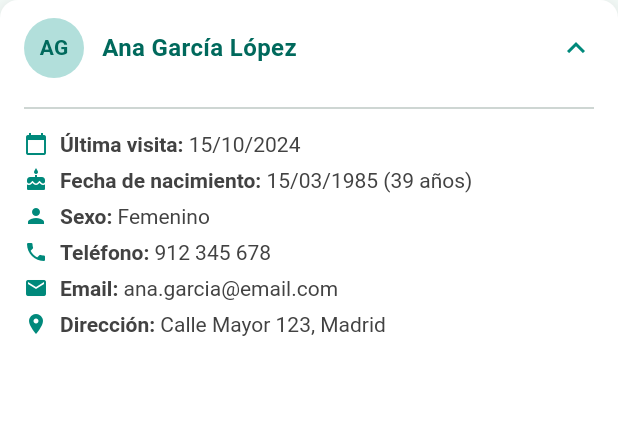
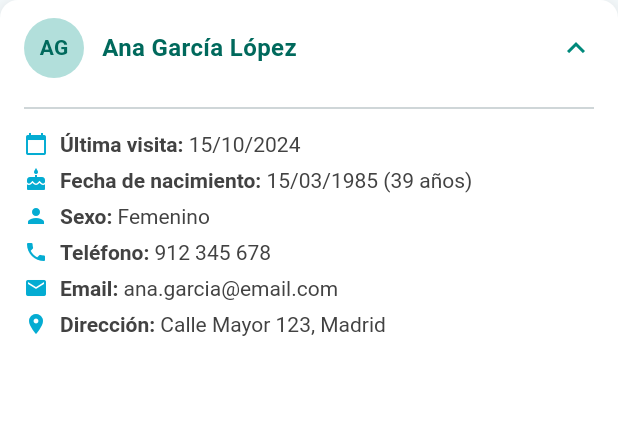
Before and after one commit to a-fernandez21/screens_fisiomap, a Flutter app: the PatientInfoContainer widget shown alone on an empty page, opened directly with sample values from the repository, on a phone screen of 412 x 824 dp. Shown: the top 423 px of the screen. Run offline on Flutter 3.47's test engine with Material 3 defaults, Android fonts, the phone set to English and light mode, and no system bars; our stand-ins replace audioplayers, permission_handler; missing offline and left inert: html_editor_enhanced, pumpun_core, record.

Commit message:
style(medical_record_card): update button and icon colors

```diff
--- a/lib/constants/app_colors.dart
+++ b/lib/constants/app_colors.dart
@@ -14,10 +14,10 @@ class AppColors {
   // Colores principales de la marca
 
   /// Color principal de la aplicación (teal).
-  static const Color primary = Color(0xFF00897B);
+  static const Color primary = Color(0xFF00BADB);
 
-  /// Variante oscura del color principal.
-  static const Color primaryDark = Color(0xFF00695C);
+  /// Naranja
+  static const Color orange = Color(0xFFF7BB43);
 
   /// Variante clara del color principal.
   static const Color primaryLight = Color(0xFF4DB6AC);
@@ -50,7 +50,7 @@ class AppColors {
   static final Color avatarBackground = Colors.teal[100]!;
 
   /// Color de texto para avatares.
-  static final Color avatarText = Colors.teal[800]!;
+  static final Color avatarText = const Color.fromARGB(255, 212, 184, 1)!;
 
   /// Color de íconos en gris claro.
   static final Color iconGrey = Colors.grey[400]!;
--- a/lib/modules/patient_detail/page/patient_detail_page.dart
+++ b/lib/modules/patient_detail/page/patient_detail_page.dart
@@ -38,7 +38,7 @@ class PatientDetailPage extends StatelessWidget {
                       children: [
                         const SizedBox(height: 16),
                         SectionTitleWidget(
-                          title: 'Historial Clínico',
+                          title: 'Historia Clínica',
                           subtitle:
                               '${model.anamnesisRecords.length} registros',
                         ),
@@ -129,6 +129,7 @@ class PatientDetailPage extends StatelessWidget {
                 }
               },
               backgroundColor: const Color.fromARGB(255, 13, 175, 229),
+
               child: const Icon(Icons.add, color: Colors.white),
             ),
           ),
--- a/lib/modules/patient_detail/widgets/medical_record_card.dart
+++ b/lib/modules/patient_detail/widgets/medical_record_card.dart
@@ -78,11 +78,7 @@ class _MedicalRecordCardState extends State<MedicalRecordCard>
                 ),
                 // View button - opens record session
                 IconButton(
-                  icon: Icon(
-                    Icons.visibility_outlined,
-                    color: Colors.grey[600],
-                    size: 22,
-                  ),
+                  icon: Icon(Icons.hearing, color: Colors.grey[600], size: 22),
                   onPressed: widget.onTap,
                   tooltip: 'Ver anamnesis',
                   padding: const EdgeInsets.all(8),
--- a/lib/modules/patient_detail/widgets/patient_info_container.dart
+++ b/lib/modules/patient_detail/widgets/patient_info_container.dart
@@ -153,7 +153,7 @@ class _PatientInfoContainerState extends State<PatientInfoContainer>
       child: Row(
         crossAxisAlignment: CrossAxisAlignment.start,
         children: [
-          Icon(icon, size: 16, color: Colors.teal[600]),
+          Icon(icon, size: 16, color: const Color.fromARGB(255, 4, 172, 210)),
           const SizedBox(width: 8),
           Expanded(
             child: RichText(
```
Also changed, not shown: lib/modules/patient_detail/vm/patient_detail_page_vm.dart (+8 -5 lines), lib/modules/record_session/vm/record_session_page_vm.dart (line endings or trailing spaces).
